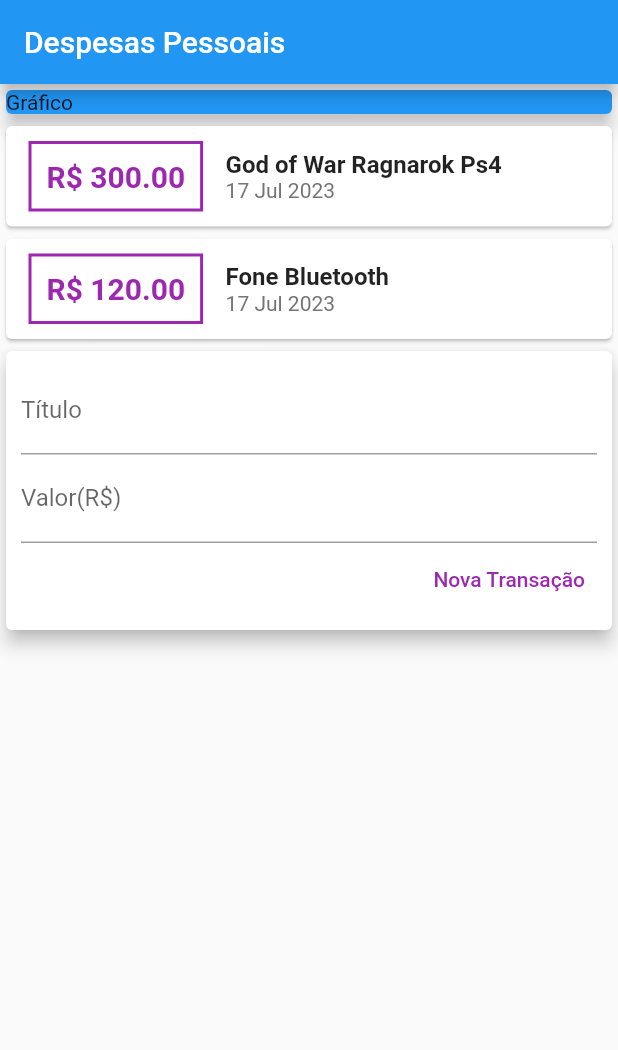
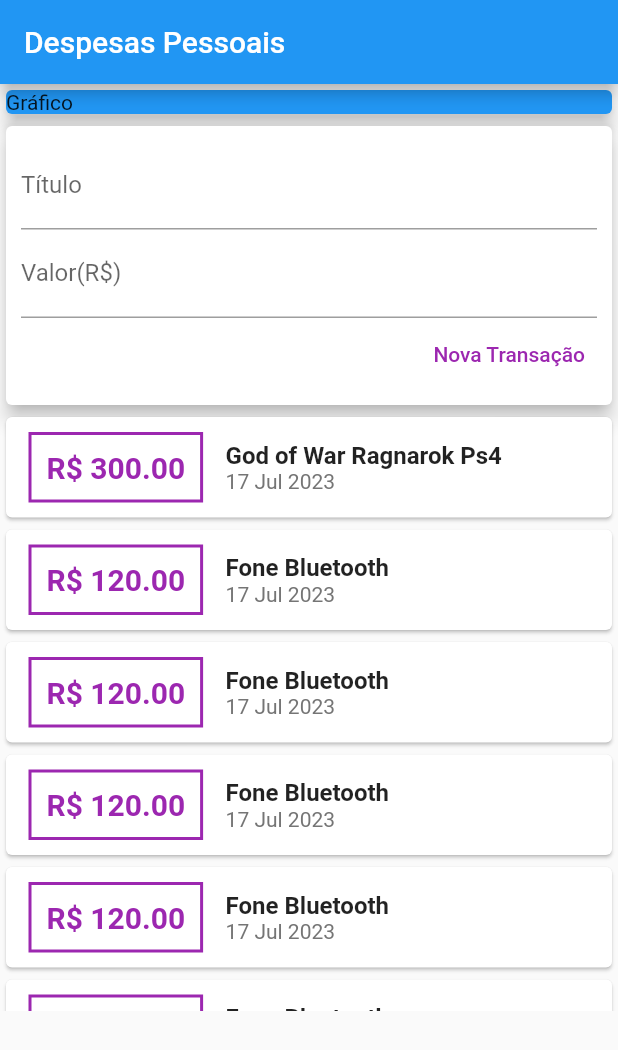
Before and after one commit to nahtanPNG/curso-flutter-udemy, a Flutter app: the screen it shows after launch, after a tap on "Nova Transação", on a phone screen of 412 x 824 dp. Shown: the top 1050 px of the screen. Run offline on Flutter 3.47's test engine with Material 2 defaults, Android fonts, the phone set to English and light mode, and no system bars.

Commit message:
Forms Funcionando

```diff
--- /dev/null
+++ b/Flutter/Construindo App Real - Despesas Pessoais/expenses/lib/components/transaction_form.dart
@@ -0,0 +1,53 @@
+import 'package:flutter/material.dart';
+
+class TransactionForm extends StatelessWidget {
+
+  final titleController = TextEditingController();
+  final valueController = TextEditingController();
+
+  final void Function(String, double) onSubmit; //Estabelencendo a conexão entre o pai (user) com o filho (form)
+
+  TransactionForm(this.onSubmit);
+
+  @override
+  Widget build(BuildContext context) {
+    return Card(
+            elevation: 5,
+            child: Padding(
+              padding: const EdgeInsets.all(10),
+              child: Column(
+                children: [
+                  TextField(
+                    controller: titleController,
+                    decoration: InputDecoration(
+                      labelText: 'Título',
+                    ),
+                  ),
+                  TextField(
+                    controller: valueController,
+                    decoration: InputDecoration(
+                      labelText: 'Valor(R\$)',
+                    ),
+                  ),
+                  Row(
+                    mainAxisAlignment: MainAxisAlignment.end,
+                    children: [
+                      TextButton(
+                        child: Text('Nova Transação'),
+                        style: TextButton.styleFrom(
+                          foregroundColor: Colors.purple,
+                        ),
+                        onPressed: () {
+                          final title = titleController.text;
+                          final value = double.tryParse(valueController.text) ?? 0.0 ; // ?? -> caso não funcione, define um valor padrão
+                          onSubmit(title, value);
+                        },
+                      ),
+                    ],
+                  )
+                ],
+              ),
+            ),
+          );
+  }
+}
--- /dev/null
+++ b/Flutter/Construindo App Real - Despesas Pessoais/expenses/lib/components/transaction_list.dart
@@ -0,0 +1,68 @@
+import 'package:flutter/material.dart';
+import '../models/transaction.dart';
+import 'package:intl/intl.dart';
+
+class TransactionList extends StatelessWidget {
+  final List<Transaction> transactions;
+
+  TransactionList(this.transactions);
+
+  @override
+  Widget build(BuildContext context) {
+    return Container(
+      height: 400,
+      child: ListView.builder(
+        itemCount: transactions.length,
+        itemBuilder: (ctx, index) {
+          final tr = transactions[index];
+          return Card(
+            child: Row(
+              children: [
+                Container(
+                  margin: const EdgeInsets.symmetric(
+                    horizontal: 15,
+                    vertical: 10,
+                  ),
+                  decoration: BoxDecoration(
+                      border: Border.all(
+                    //Criando uma borda
+                    color: Colors.purple,
+                    width: 2,
+                  )),
+                  padding: const EdgeInsets.all(10),
+                  child: Text(
+                    'R\$ ${tr.value.toStringAsFixed(2)}', //ToStringAsFixed(numero de casas decimais)
+                    style: const TextStyle(
+                      //Estilizando o texto
+                      fontWeight: FontWeight.bold,
+                      fontSize: 20,
+                      color: Colors.purple,
+                    ),
+                  ),
+                ),
+                Column(
+                  crossAxisAlignment: CrossAxisAlignment.start,
+                  children: [
+                    Text(
+                      tr.title,
+                      style: TextStyle(
+                        fontSize: 16,
+                        fontWeight: FontWeight.bold,
+                      ),
+                    ),
+                    Text(
+                        DateFormat('d MMM y')
+                            .format(tr.date), //Formatando a data com INTL
+                        style: TextStyle(
+                          color: Colors.grey[600],
+                        ))
+                  ],
+                )
+              ],
+            ),
+          );
+        }
+      ),
+    );
+  }
+}
--- /dev/null
+++ b/Flutter/Construindo App Real - Despesas Pessoais/expenses/lib/components/transaction_user.dart
@@ -0,0 +1,97 @@
+import 'dart:math';
+
+import 'package:flutter/material.dart';
+import 'transaction_form.dart';
+import 'transaction_list.dart';
+import '../models/transaction.dart';
+
+class TransactionUser extends StatefulWidget {
+  const TransactionUser({super.key});
+
+  @override
+  State<TransactionUser> createState() => _TransactionUserState();
+}
+
+class _TransactionUserState extends State<TransactionUser> {
+
+  final _transactions = [
+    Transaction(
+      id: 't1',
+      title: 'God of War Ragnarok Ps4',
+      value: 300,
+      date: DateTime.now(), //Data de agora
+    ),
+    Transaction(
+      id: 't2',
+      title: 'Fone Bluetooth',
+      value: 120,
+      date: DateTime.now(), //Data de agora
+    ),
+    Transaction(
+      id: 't3',
+      title: 'Fone Bluetooth',
+      value: 120,
+      date: DateTime.now(), //Data de agora
+    ),
+    Transaction(
+      id: 't4',
+      title: 'Fone Bluetooth',
+      value: 120,
+      date: DateTime.now(), //Data de agora
+    ),
+    Transaction(
+      id: 't6',
+      title: 'Fone Bluetooth',
+      value: 120,
+      date: DateTime.now(), //Data de agora
+    ),
+    Transaction(
+      id: 't7',
+      title: 'Fone Bluetooth',
+      value: 120,
+      date: DateTime.now(), //Data de agora
+    ),
+    Transaction(
+      id: 't8',
+      title: 'Fone Bluetooth',
+      value: 120,
+      date: DateTime.now(), //Data de agora
+    ),
+    Transaction(
+      id: 't9',
+      title: 'Fone Bluetooth',
+      value: 120,
+      date: DateTime.now(), //Data de agora
+    ),
+    Transaction(
+      id: 't10',
+      title: 'Fone Bluetooth',
+      value: 120,
+      date: DateTime.now(), //Data de agora
+    ),
+  ];
+
+  _addTransaction(String title, double value) {
+    final newTransaction = Transaction(
+      id: Random().nextDouble().toString(),
+      title: title,
+      value: value,
+      date: DateTime.now(),
+    );
+
+    setState(() {
+      _transactions.add(newTransaction);
+    });
+  }
+
+
+  @override
+  Widget build(BuildContext context) {
+    return Column(
+      children: [
+        TransactionForm(_addTransaction),
+        TransactionList(_transactions),
+      ],
+    );
+  }
+}
--- a/Flutter/Construindo App Real - Despesas Pessoais/expenses/lib/main.dart
+++ b/Flutter/Construindo App Real - Despesas Pessoais/expenses/lib/main.dart
@@ -1,36 +1,18 @@
-import 'package:expenses/models/transaction.dart';
 import 'package:flutter/material.dart';
-import 'package:intl/intl.dart';
+import 'package:expenses/components/transaction_user.dart';
 
 main() => runApp(ExpensesApp());
+
 class ExpensesApp extends StatelessWidget {
   @override
   Widget build(BuildContext context) {
-    return MaterialApp(home: MyHomePage());
+    return MaterialApp(
+      home: MyHomePage()
+    );
   }
 }
 
 class MyHomePage extends StatelessWidget {
-
-  final titleController = TextEditingController();
-  final valueController = TextEditingController();
-
-  final _transactions = [
-    Transaction(
-      id: 't1',
-      title: 'God of War Ragnarok Ps4',
-      value: 300,
-      date: DateTime.now(), //Data de agora
-    ),
-    Transaction(
-      id: 't2',
-      title: 'Fone Bluetooth',
-      value: 120,
-      date: DateTime.now(), //Data de agora
-    ),
-  ];
-
-
 
   @override
   Widget build(BuildContext context) {
@@ -38,7 +20,8 @@ class MyHomePage extends StatelessWidget {
       appBar: AppBar(
         title: Text('Despesas Pessoais'),
       ),
-      body:  Column(
+      body:  SingleChildScrollView( //Permite a rolagem na aplicação
+        child: Column(
           crossAxisAlignment: CrossAxisAlignment.stretch,
           children: [
             Container(
@@ -48,93 +31,9 @@ class MyHomePage extends StatelessWidget {
                 elevation: 5,
               ),
             ),
-          Column(
-            children: _transactions.map((tr) { //Transformando a classe Transaction em um componente visual
-              return Card(
-                child: Row(
-                  children: [
-                    Container(
-                      margin: const EdgeInsets.symmetric(
-                        horizontal: 15,
-                        vertical: 10,
-                      ),
-                      decoration: BoxDecoration(
-                        border: Border.all( //Criando uma borda
-                          color: Colors.purple,
-                          width: 2,
-                        )
-                      ),
-                      padding: const EdgeInsets.all(10),
-                      child: Text(
-                        'R\$ ${tr.value.toStringAsFixed(2)}', //ToStringAsFixed(numero de casas decimais)
-                        style: const TextStyle( //Estilizando o texto
-                          fontWeight: FontWeight.bold,
-                          fontSize: 20,
-                          color: Colors.purple,
-                        ),
-                        ),
-                    ),
-                    Column(
-                      crossAxisAlignment: CrossAxisAlignment.start,
-                      children: [
-                        Text(
-                          tr.title,
-                          style: TextStyle(
-                            fontSize: 16,
-                            fontWeight: FontWeight.bold,
-                          ),
-                        ),
-                        Text(
-                          DateFormat('d MMM y').format(tr.date), //Formatando a data com INTL
-                          style: TextStyle(
-                            color: Colors.grey[600],
-                          )
-                        )
-                      ],
-                    )
+            TransactionUser(),
           ],
         ),
-              );
-            }).toList(),
-          ),
-          Card(
-            elevation: 5,
-            child: Padding(
-              padding: const EdgeInsets.all(10),
-              child: Column(
-                children: [
-                  TextField(
-                    controller: titleController,
-                    decoration: InputDecoration(
-                      labelText: 'Título',
-                    ),
-                  ),
-                  TextField(
-                    controller: valueController,
-                    decoration: InputDecoration(
-                      labelText: 'Valor(R\$)',
-                    ),
-                  ),
-                  Row(
-                    mainAxisAlignment: MainAxisAlignment.end,
-                    children: [
-                      TextButton(
-                        child: Text('Nova Transação'),
-                        style: TextButton.styleFrom(
-                          foregroundColor: Colors.purple,
-                        ),
-                        onPressed: () {
-                          print(titleController.text);
-                          print(valueController.text);
-                        },
-                      ),
-                    ],
-                  )
-                ],
-              ),
-            ),
-          )
-        ],
       ),
     );
   }
```
Lines whose indentation alone changed are shown as unchanged.
